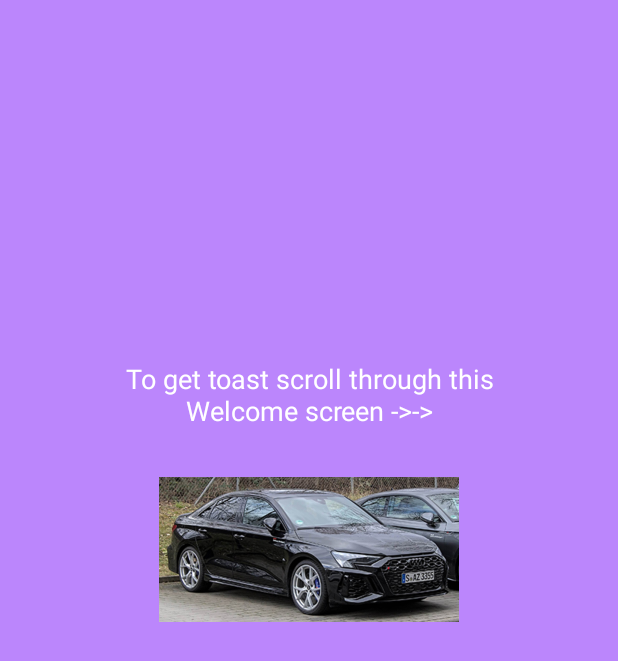
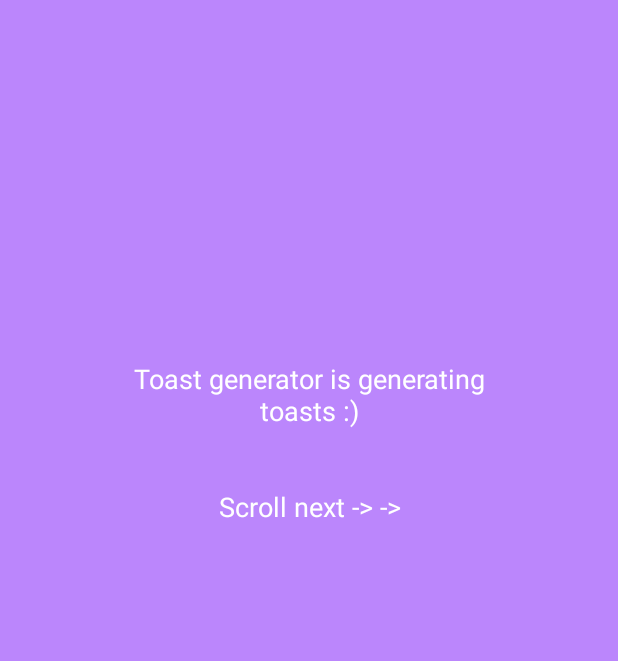
Before and after one commit to vdcast/Module_2_Lesson_7_hw_2, an Android app: the screen it shows after launch (MainActivity), on a phone screen of 412 x 824 dp. Shown: the top 661 px of the screen. Run offline under Robolectric (Android 15) with nearby library versions, the phone set to English and light mode, and no system bars.

Commit message:
removed imageViews from OnBoarding screens

```diff
--- a/app/src/main/java/com/example/module_2_lesson_7_hw_2/OnBoardFirstFragment.kt
+++ b/app/src/main/java/com/example/module_2_lesson_7_hw_2/OnBoardFirstFragment.kt
@@ -27,7 +27,7 @@ class OnBoardFirstFragment : Fragment() {
     override fun onViewCreated(view: View, savedInstanceState: Bundle?) {
         super.onViewCreated(view, savedInstanceState)
 
-        ivOnBoardFirst.setImageBitmap(onBoardPage?.image)
+//        ivOnBoardFirst.setImageBitmap(onBoardPage?.image)
         tvOnBoardFirstDescription.text = onBoardPage?.description
 
     }
--- a/app/src/main/java/com/example/module_2_lesson_7_hw_2/OnBoardStartFragment.kt
+++ b/app/src/main/java/com/example/module_2_lesson_7_hw_2/OnBoardStartFragment.kt
@@ -27,7 +27,7 @@ class OnBoardStartFragment : Fragment() {
     override fun onViewCreated(view: View, savedInstanceState: Bundle?) {
         super.onViewCreated(view, savedInstanceState)
 
-        ivOnBoardStart.setImageBitmap(onBoard?.image)
+//        ivOnBoardStart.setImageBitmap(onBoard?.image)
         tvOnBoardStartDescription.text = onBoard?.description
 
         btStart.setOnClickListener {
--- a/app/src/main/res/layout/fragment_on_board_first.xml
+++ b/app/src/main/res/layout/fragment_on_board_first.xml
@@ -21,14 +21,14 @@
         app:layout_constraintTop_toTopOf="parent"
         android:gravity="center"/>
 
-    <ImageView
-        android:id="@+id/ivOnBoardFirst"
-        android:layout_width="200dp"
-        android:layout_height="200dp"
-        android:layout_marginTop="32dp"
-        android:scaleType="fitStart"
-        android:src="@drawable/audi_rs3_4gen"
-        app:layout_constraintEnd_toEndOf="@+id/tvOnBoardFirstDescription"
-        app:layout_constraintStart_toStartOf="@+id/tvOnBoardFirstDescription"
-        app:layout_constraintTop_toBottomOf="@+id/tvOnBoardFirstDescription" />
+<!--    <ImageView-->
+<!--        android:id="@+id/ivOnBoardFirst"-->
+<!--        android:layout_width="200dp"-->
+<!--        android:layout_height="200dp"-->
+<!--        android:layout_marginTop="32dp"-->
+<!--        android:scaleType="fitStart"-->
+<!--        android:src="@drawable/audi_rs3_4gen"-->
+<!--        app:layout_constraintEnd_toEndOf="@+id/tvOnBoardFirstDescription"-->
+<!--        app:layout_constraintStart_toStartOf="@+id/tvOnBoardFirstDescription"-->
+<!--        app:layout_constraintTop_toBottomOf="@+id/tvOnBoardFirstDescription" />-->
 </androidx.constraintlayout.widget.ConstraintLayout>
--- a/app/src/main/res/values/strings.xml
+++ b/app/src/main/res/values/strings.xml
@@ -2,9 +2,9 @@
     <string name="app_name">Module_2_Lesson_7_hw_2</string>
     <!-- TODO: Remove or change this placeholder text -->
     <string name="hello_blank_fragment">Hello blank fragment</string>
-    <string name="onboard_first">To get toast scroll through this Welcome screen ->-></string>
-    <string name="onboard_second">And press the button on next screen ->-></string>
-    <string name="onboard_third">Press button START and enjoy toasts! :)</string>
+    <string name="onboard_first">Toast generator is generating toasts :)\n\n\nScroll next -> -></string>
+    <string name="onboard_second">Your journey will be started on next screen\n\n\nScroll next -> -></string>
+    <string name="onboard_third">Press START to enjoy toasts! :)</string>
     <string name="bt_start">START</string>
     <string name="bt_toast">GET TOAST</string>
     <string name="toast_explain_text">Click on GET TOAST</string>
```
Also changed, not shown: app/src/main/res/layout/fragment_on_board_start.xml (+15 -13 lines).
